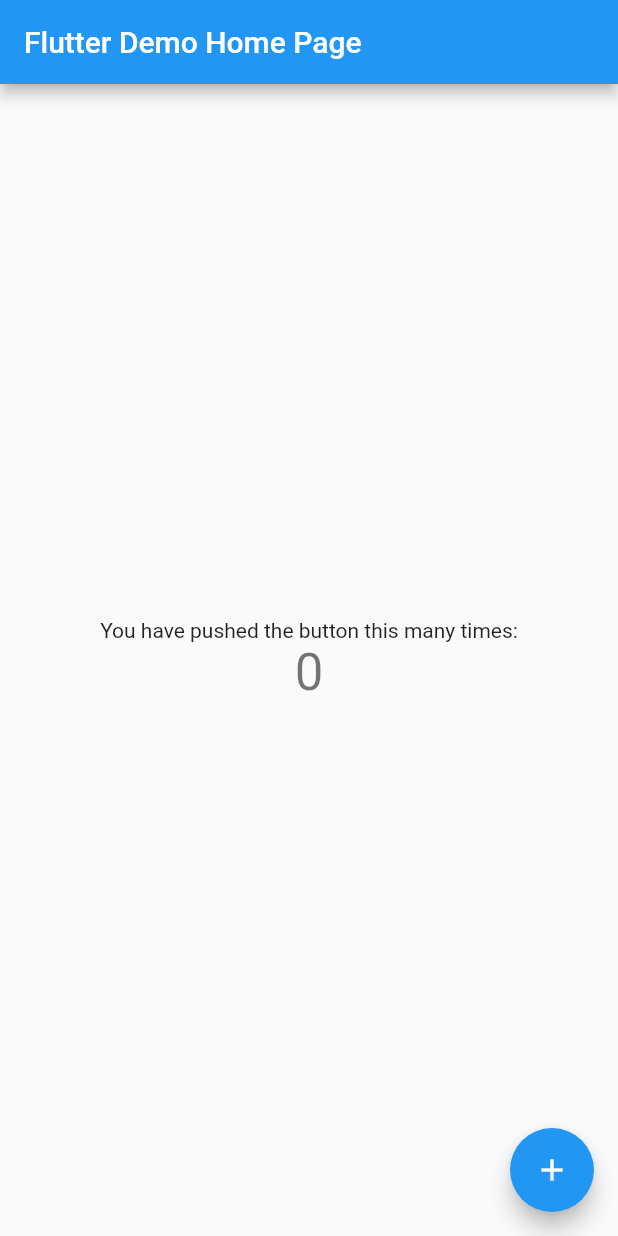
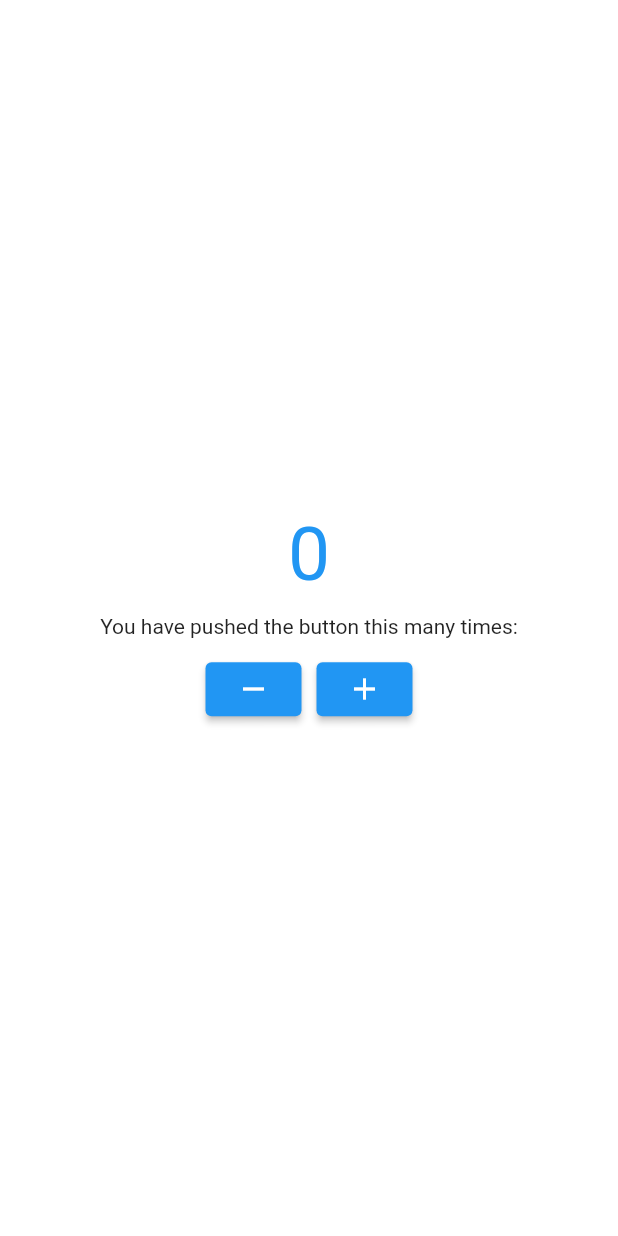
Before and after one commit to conclude91/hello_flutter, a Flutter app: the screen it shows after launch, on a phone screen of 412 x 824 dp. Run offline on Flutter 3.47's test engine with Material 2 defaults, Android fonts, the phone set to English and light mode, and no system bars.

Commit message:
[UPD] dashboard page

```diff
--- a/lib/main.dart
+++ b/lib/main.dart
@@ -1,115 +1,18 @@
 import 'package:flutter/material.dart';
+import 'package:hello_flutter/pages/dashboard_page.dart';
 
 void main() {
-  runApp(const MyApp());
+  runApp(const App());
 }
 
-class MyApp extends StatelessWidget {
-  const MyApp({super.key});
+class App extends StatelessWidget {
+  const App({super.key});
 
-  // This widget is the root of your application.
   @override
   Widget build(BuildContext context) {
-    return MaterialApp(
-      title: 'Flutter Demo',
-      theme: ThemeData(
-        // This is the theme of your application.
-        //
-        // Try running your application with "flutter run". You'll see the
-        // application has a blue toolbar. Then, without quitting the app, try
-        // changing the primarySwatch below to Colors.green and then invoke
-        // "hot reload" (press "r" in the console where you ran "flutter run",
-        // or simply save your changes to "hot reload" in a Flutter IDE).
-        // Notice that the counter didn't reset back to zero; the application
-        // is not restarted.
-        primarySwatch: Colors.blue,
-      ),
-      home: const MyHomePage(title: 'Flutter Demo Home Page'),
+    return const MaterialApp(
+      debugShowCheckedModeBanner: false,
+      home: DashboardPage(),
     );
   }
 }
-
-class MyHomePage extends StatefulWidget {
-  const MyHomePage({super.key, required this.title});
-
-  // This widget is the home page of your application. It is stateful, meaning
-  // that it has a State object (defined below) that contains fields that affect
-  // how it looks.
-
-  // This class is the configuration for the state. It holds the values (in this
-  // case the title) provided by the parent (in this case the App widget) and
-  // used by the build method of the State. Fields in a Widget subclass are
-  // always marked "final".
-
-  final String title;
-
-  @override
-  State<MyHomePage> createState() => _MyHomePageState();
-}
-
-class _MyHomePageState extends State<MyHomePage> {
-  int _counter = 0;
-
-  void _incrementCounter() {
-    setState(() {
-      // This call to setState tells the Flutter framework that something has
-      // changed in this State, which causes it to rerun the build method below
-      // so that the display can reflect the updated values. If we changed
-      // _counter without calling setState(), then the build method would not be
-      // called again, and so nothing would appear to happen.
-      _counter++;
-    });
-  }
-
-  @override
-  Widget build(BuildContext context) {
-    // This method is rerun every time setState is called, for instance as done
-    // by the _incrementCounter method above.
-    //
-    // The Flutter framework has been optimized to make rerunning build methods
-    // fast, so that you can just rebuild anything that needs updating rather
-    // than having to individually change instances of widgets.
-    return Scaffold(
-      appBar: AppBar(
-        // Here we take the value from the MyHomePage object that was created by
-        // the App.build method, and use it to set our appbar title.
-        title: Text(widget.title),
-      ),
-      body: Center(
-        // Center is a layout widget. It takes a single child and positions it
-        // in the middle of the parent.
-        child: Column(
-          // Column is also a layout widget. It takes a list of children and
-          // arranges them vertically. By default, it sizes itself to fit its
-          // children horizontally, and tries to be as tall as its parent.
-          //
-          // Invoke "debug painting" (press "p" in the console, choose the
-          // "Toggle Debug Paint" action from the Flutter Inspector in Android
-          // Studio, or the "Toggle Debug Paint" command in Visual Studio Code)
-          // to see the wireframe for each widget.
-          //
-          // Column has various properties to control how it sizes itself and
-          // how it positions its children. Here we use mainAxisAlignment to
-          // center the children vertically; the main axis here is the vertical
-          // axis because Columns are vertical (the cross axis would be
-          // horizontal).
-          mainAxisAlignment: MainAxisAlignment.center,
-          children: <Widget>[
-            const Text(
-              'You have pushed the button this many times:',
-            ),
-            Text(
-              '$_counter',
-              style: Theme.of(context).textTheme.headline4,
-            ),
-          ],
-        ),
-      ),
-      floatingActionButton: FloatingActionButton(
-        onPressed: _incrementCounter,
-        tooltip: 'Increment',
-        child: const Icon(Icons.add),
-      ), // This trailing comma makes auto-formatting nicer for build methods.
-    );
-  }
-}
--- /dev/null
+++ b/lib/pages/dashboard_page.dart
@@ -0,0 +1,81 @@
+import 'package:flutter/material.dart';
+
+class DashboardPage extends StatefulWidget {
+  const DashboardPage({super.key});
+
+  @override
+  State<DashboardPage> createState() => _DashboardPageState();
+}
+
+class _DashboardPageState extends State<DashboardPage> {
+  int _count = 0;
+
+  void _increment() {
+    setState(() {
+      _count++;
+    });
+  }
+
+  void _decrement() {
+    setState(() {
+      _count--;
+    });
+  }
+
+  @override
+  Widget build(BuildContext context) {
+    return Scaffold(
+      backgroundColor: Colors.white,
+      body: Center(
+        child: Column(
+          mainAxisAlignment: MainAxisAlignment.center,
+          crossAxisAlignment: CrossAxisAlignment.center,
+          children: [
+            Text(
+              _count.toString(),
+              style: const TextStyle(
+                color: Colors.blue,
+                fontSize: 50,
+              ),
+            ),
+            const SizedBox(
+              height: 10,
+            ),
+            const Text(
+              'You have pushed the button this many times:',
+            ),
+            const SizedBox(
+              height: 10,
+            ),
+            Row(
+              mainAxisAlignment: MainAxisAlignment.center,
+              crossAxisAlignment: CrossAxisAlignment.center,
+              children: [
+                ElevatedButton(
+                  onPressed: () => _decrement(),
+                  child: const Icon(Icons.remove),
+                ),
+                const SizedBox(
+                  width: 10,
+                ),
+                ElevatedButton(
+                  onPressed: () {
+                    _increment();
+                  },
+                  child: const Icon(Icons.add),
+                ),
+              ],
+            ),
+          ],
+        ),
+      ),
+      // floatingActionButton: FloatingActionButton(
+      //   child: const Icon(Icons.add),
+      //   onPressed: () {
+      //     _increment();
+      //     log('Floating action button pressed...');
+      //   },
+      // ),
+    );
+  }
+}
```
Also changed, not shown: 1 other file.
